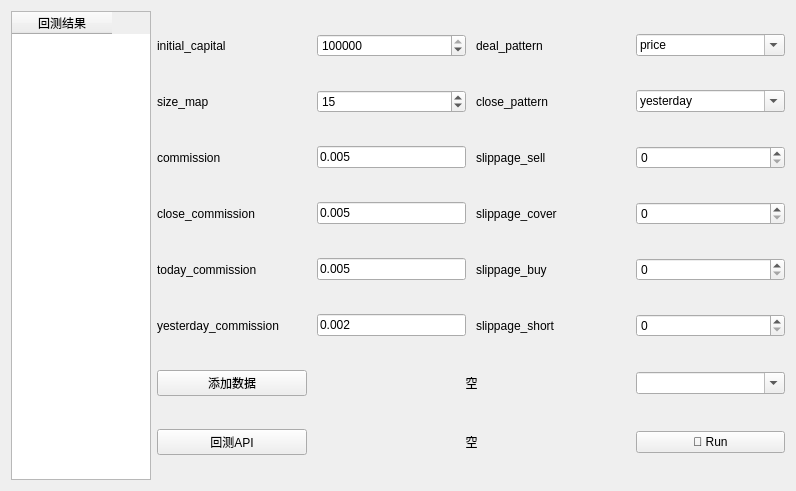
Above: app/ui/backtrack.ui from ctpbee/ctpbee_desktop before the change. Below: the same form after it.
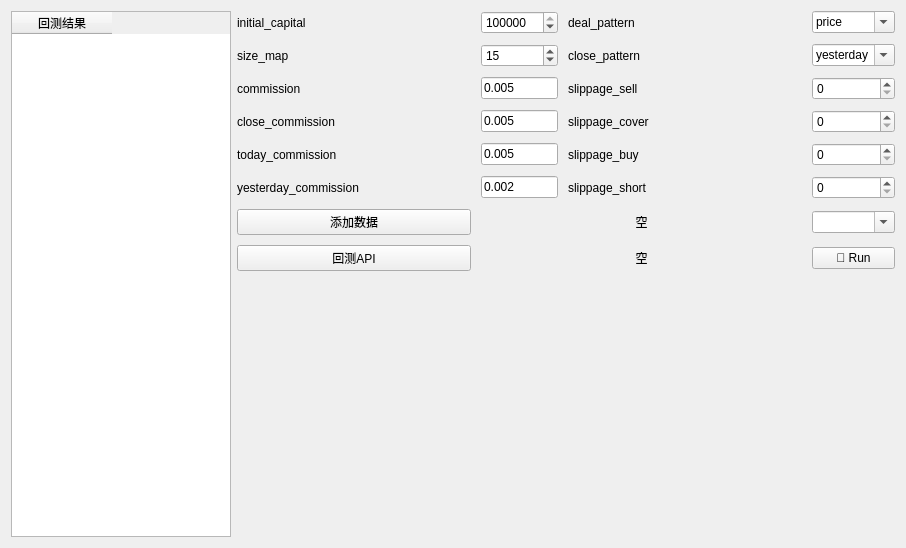
That is the form after the change.

What changed in the file:
```diff
--- a/app/ui/backtrack.ui
+++ b/app/ui/backtrack.ui
@@ -6,14 +6,14 @@
    <rect>
     <x>0</x>
     <y>0</y>
-    <width>796</width>
-    <height>491</height>
+    <width>906</width>
+    <height>548</height>
    </rect>
   </property>
   <property name="windowTitle">
    <string>Form</string>
   </property>
-  <layout class="QHBoxLayout" name="horizontalLayout" stretch="2,9">
+  <layout class="QHBoxLayout" name="horizontalLayout" stretch="3,9">
    <item>
     <widget class="QTableWidget" name="tableWidget">
      <column>
@@ -24,103 +24,10 @@
     </widget>
    </item>
    <item>
-    <layout class="QGridLayout" name="gridLayout" columnstretch="3,3,3,3">
+    <layout class="QGridLayout" name="gridLayout" columnstretch="3,1,3,1">
      <property name="spacing">
       <number>10</number>
      </property>
-     <item row="0" column="1">
-      <widget class="QSpinBox" name="initial_capital">
-       <property name="maximum">
-        <number>999999999</number>
-       </property>
-       <property name="value">
-        <number>100000</number>
-       </property>
-      </widget>
-     </item>
-     <item row="8" column="0">
-      <widget class="QPushButton" name="add_backtrack_btn">
-       <property name="text">
-        <string>回测API</string>
-       </property>
-      </widget>
-     </item>
-     <item row="3" column="1">
-      <widget class="QLineEdit" name="commission">
-       <property name="text">
-        <string>0.005</string>
-       </property>
-      </widget>
-     </item>
-     <item row="5" column="1">
-      <widget class="QLineEdit" name="today_commission">
-       <property name="text">
-        <string>0.005</string>
-       </property>
-      </widget>
-     </item>
-     <item row="3" column="2">
-      <widget class="QLabel" name="slippage_sell_label">
-       <property name="text">
-        <string>slippage_sell</string>
-       </property>
-      </widget>
-     </item>
-     <item row="1" column="1">
-      <widget class="QSpinBox" name="size_map">
-       <property name="value">
-        <number>15</number>
-       </property>
-      </widget>
-     </item>
-     <item row="0" column="3">
-      <widget class="QComboBox" name="deal_pattern">
-       <property name="editable">
-        <bool>true</bool>
-       </property>
-       <item>
-        <property name="text">
-         <string>price</string>
-        </property>
-       </item>
-      </widget>
-     </item>
-     <item row="1" column="3">
-      <widget class="QComboBox" name="close_pattern">
-       <property name="editable">
-        <bool>true</bool>
-       </property>
-       <item>
-        <property name="text">
-         <string>yesterday</string>
-        </property>
-       </item>
-      </widget>
-     </item>
-     <item row="6" column="2">
-      <widget class="QLabel" name="slippage_short_label">
-       <property name="text">
-        <string>slippage_short</string>
-       </property>
-      </widget>
-     </item>
-     <item row="4" column="0">
-      <widget class="QLabel" name="close_commission_label">
-       <property name="text">
-        <string>close_commission</string>
-       </property>
-      </widget>
-     </item>
-     <item row="7" column="0">
-      <widget class="QPushButton" name="add_data_btn">
-       <property name="text">
-        <string>添加数据</string>
-       </property>
-      </widget>
-     </item>
-     <item row="3" column="3">
-      <widget class="QSpinBox" name="slippage_sell"/>
-     </item>
      <item row="0" column="2">
       <widget class="QLabel" name="deal_pattern_label">
        <property name="text">
@@ -128,20 +35,6 @@
        </property>
       </widget>
      </item>
-     <item row="6" column="0">
-      <widget class="QLabel" name="yesterday_commission_label">
-       <property name="text">
-        <string>yesterday_commission</string>
-       </property>
-      </widget>
-     </item>
-     <item row="4" column="2">
-      <widget class="QLabel" name="slippage_cover_label">
-       <property name="text">
-        <string>slippage_cover</string>
-       </property>
-      </widget>
-     </item>
      <item row="4" column="1">
       <widget class="QLineEdit" name="close_commission">
        <property name="text">
@@ -149,6 +42,13 @@
        </property>
       </widget>
      </item>
+     <item row="5" column="2">
+      <widget class="QLabel" name="slippage_buy_label">
+       <property name="text">
+        <string>slippage_buy</string>
+       </property>
+      </widget>
+     </item>
      <item row="8" column="3">
       <widget class="QPushButton" name="run_btn">
        <property name="text">
@@ -156,13 +56,27 @@
        </property>
       </widget>
      </item>
-     <item row="7" column="1" colspan="2">
-      <widget class="QLabel" name="data_label">
+     <item row="0" column="0">
+      <widget class="QLabel" name="initial_capital_label">
        <property name="text">
-        <string>空</string>
+        <string>initial_capital</string>
        </property>
-       <property name="alignment">
-        <set>Qt::AlignCenter</set>
+      </widget>
+     </item>
+     <item row="1" column="2">
+      <widget class="QLabel" name="close_pattern_label">
+       <property name="text">
+        <string>close_pattern</string>
+       </property>
+      </widget>
+     </item>
+     <item row="3" column="3">
+      <widget class="QSpinBox" name="slippage_sell"/>
+     </item>
+     <item row="7" column="0">
+      <widget class="QPushButton" name="add_data_btn">
+       <property name="text">
+        <string>添加数据</string>
        </property>
       </widget>
      </item>
@@ -173,13 +87,63 @@
        </property>
       </widget>
      </item>
+     <item row="3" column="2">
+      <widget class="QLabel" name="slippage_sell_label">
+       <property name="text">
+        <string>slippage_sell</string>
+       </property>
+      </widget>
+     </item>
+     <item row="7" column="1" colspan="2">
+      <widget class="QLabel" name="data_label">
+       <property name="text">
+        <string>空</string>
+       </property>
+       <property name="alignment">
+        <set>Qt::AlignCenter</set>
+       </property>
+      </widget>
+     </item>
      <item row="5" column="3">
       <widget class="QSpinBox" name="slippage_buy"/>
      </item>
-     <item row="5" column="2">
-      <widget class="QLabel" name="slippage_buy_label">
+     <item row="3" column="1">
+      <widget class="QLineEdit" name="commission">
        <property name="text">
-        <string>slippage_buy</string>
+        <string>0.005</string>
+       </property>
+      </widget>
+     </item>
+     <item row="1" column="1">
+      <widget class="QSpinBox" name="size_map">
+       <property name="value">
+        <number>15</number>
+       </property>
+      </widget>
+     </item>
+     <item row="5" column="1">
+      <widget class="QLineEdit" name="today_commission">
+       <property name="text">
+        <string>0.005</string>
+       </property>
+      </widget>
+     </item>
+     <item row="1" column="3">
+      <widget class="QComboBox" name="close_pattern">
+       <property name="editable">
+        <bool>true</bool>
+       </property>
+       <item>
+        <property name="text">
+         <string>yesterday</string>
+        </property>
+       </item>
+      </widget>
+     </item>
+     <item row="4" column="2">
+      <widget class="QLabel" name="slippage_cover_label">
+       <property name="text">
+        <string>slippage_cover</string>
        </property>
       </widget>
      </item>
@@ -190,16 +154,40 @@
        </property>
       </widget>
      </item>
-     <item row="5" column="0">
-      <widget class="QLabel" name="today_commission_label">
+     <item row="6" column="2">
+      <widget class="QLabel" name="slippage_short_label">
        <property name="text">
-        <string>today_commission</string>
+        <string>slippage_short</string>
        </property>
       </widget>
      </item>
      <item row="4" column="3">
       <widget class="QSpinBox" name="slippage_cover"/>
      </item>
+     <item row="8" column="0">
+      <widget class="QPushButton" name="add_backtrack_btn">
+       <property name="text">
+        <string>回测API</string>
+       </property>
+      </widget>
+     </item>
+     <item row="0" column="1">
+      <widget class="QSpinBox" name="initial_capital">
+       <property name="maximum">
+        <number>999999999</number>
+       </property>
+       <property name="value">
+        <number>100000</number>
+       </property>
+      </widget>
+     </item>
+     <item row="4" column="0">
+      <widget class="QLabel" name="close_commission_label">
+       <property name="text">
+        <string>close_commission</string>
+       </property>
+      </widget>
+     </item>
      <item row="6" column="1">
       <widget class="QLineEdit" name="yesterday_commission">
        <property name="text">
@@ -214,20 +202,32 @@
        </property>
       </widget>
      </item>
-     <item row="0" column="0">
-      <widget class="QLabel" name="initial_capital_label">
+     <item row="6" column="0">
+      <widget class="QLabel" name="yesterday_commission_label">
        <property name="text">
-        <string>initial_capital</string>
+        <string>yesterday_commission</string>
        </property>
       </widget>
      </item>
      <item row="6" column="3">
       <widget class="QSpinBox" name="slippage_short"/>
      </item>
-     <item row="1" column="2">
-      <widget class="QLabel" name="close_pattern_label">
+     <item row="0" column="3">
+      <widget class="QComboBox" name="deal_pattern">
+       <property name="editable">
+        <bool>true</bool>
+       </property>
+       <item>
+        <property name="text">
+         <string>price</string>
+        </property>
+       </item>
+      </widget>
+     </item>
+     <item row="5" column="0">
+      <widget class="QLabel" name="today_commission_label">
        <property name="text">
-        <string>close_pattern</string>
+        <string>today_commission</string>
        </property>
       </widget>
      </item>
@@ -241,6 +241,19 @@
        </property>
       </widget>
      </item>
+     <item row="9" column="1">
+      <spacer name="verticalSpacer">
+       <property name="orientation">
+        <enum>Qt::Vertical</enum>
+       </property>
+       <property name="sizeHint" stdset="0">
+        <size>
+         <width>20</width>
+         <height>40</height>
+        </size>
+       </property>
+      </spacer>
+     </item>
     </layout>
    </item>
   </layout>
```
